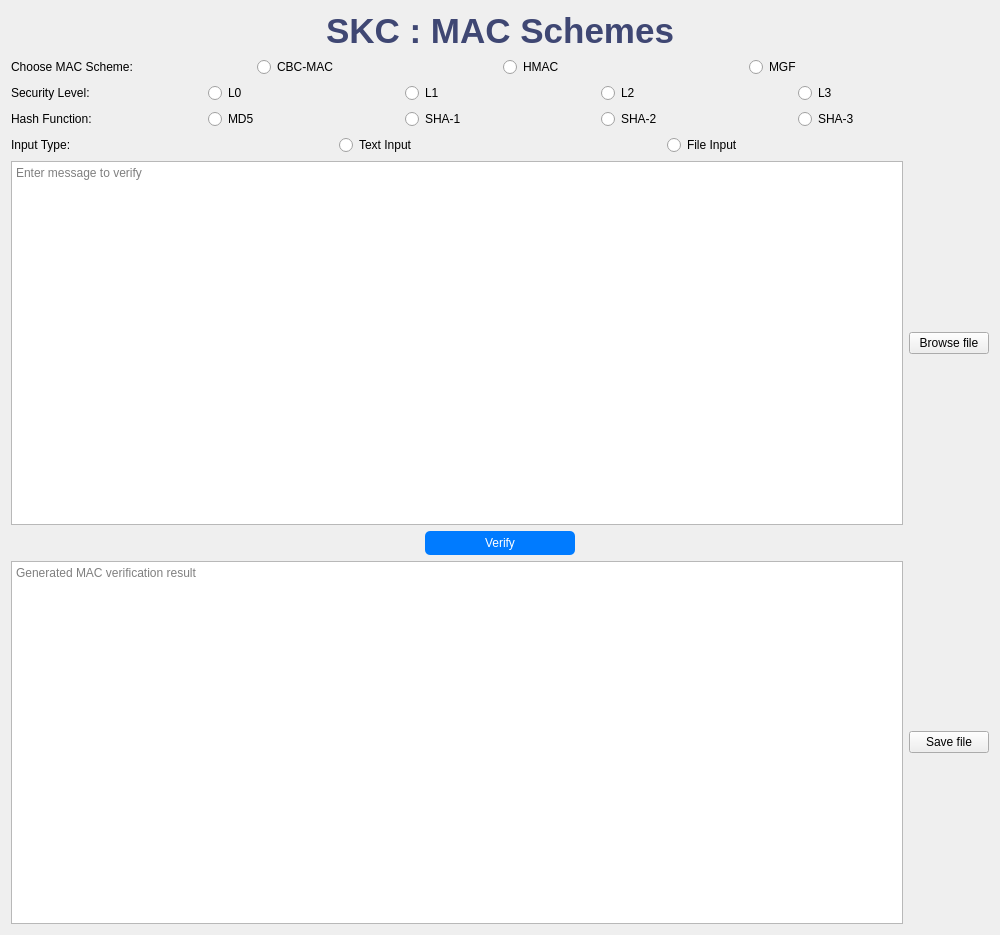
Old version of the form src/frontend/ui_secret_mac.ui in the repository phn210/crypto-calcul.
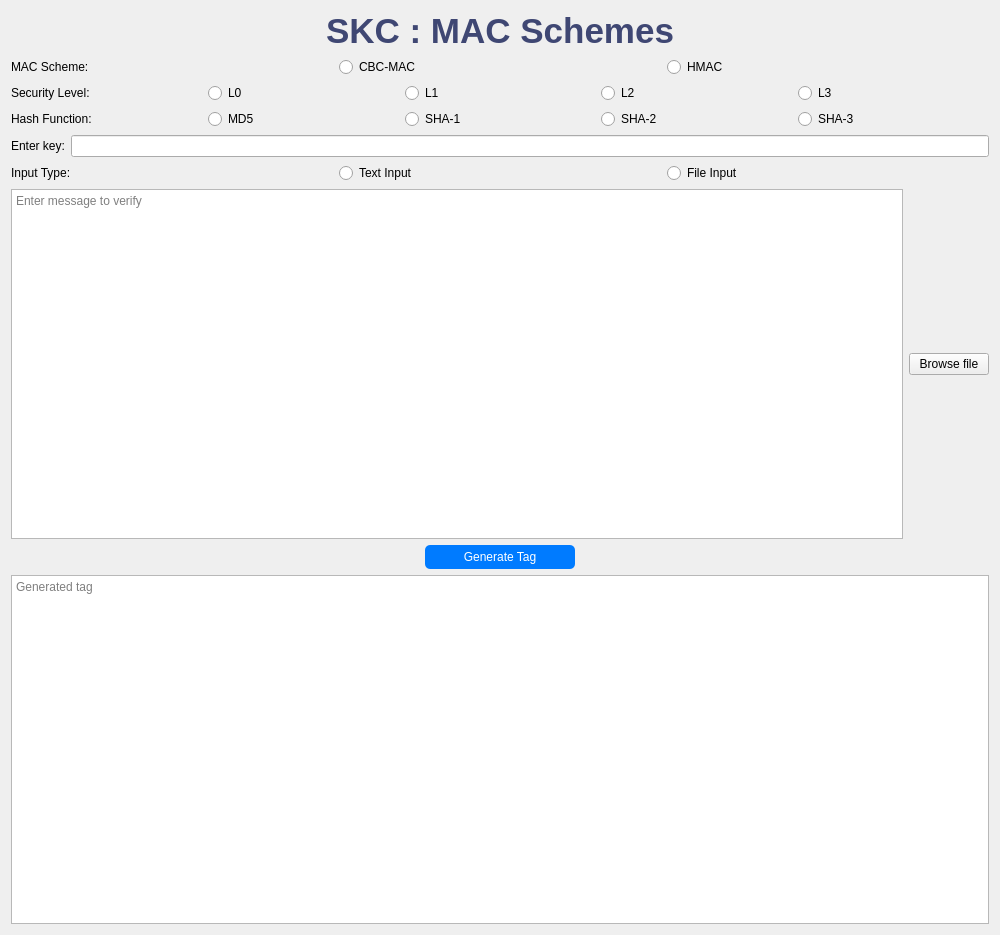
New version of the form.

The edit to the form file:
```diff
--- a/src/frontend/ui_secret_mac.ui
+++ b/src/frontend/ui_secret_mac.ui
@@ -34,7 +34,7 @@
        <item>
         <widget class="QLabel" name="chooseSchemeLabel">
          <property name="text">
-          <string>Choose MAC Scheme:</string>
+          <string>MAC Scheme:</string>
          </property>
         </widget>
        </item>
@@ -52,13 +52,6 @@
          </property>
         </widget>
        </item>
-       <item>
-        <widget class="QRadioButton" name="mgfRadioButton">
-         <property name="text">
-          <string>MGF</string>
-         </property>
-        </widget>
-       </item>
       </layout>
      </item>
     </layout>
@@ -149,6 +142,22 @@
      </item>
     </layout>
    </item>
+
+    <item>
+        <layout class="QHBoxLayout">
+            <item>
+                <widget class="QLabel" name="keyLabel">
+                    <property name="text">
+                        <string>Enter key:</string>
+                    </property>
+                </widget>
+            </item>
+            <item>
+                <widget class="QLineEdit" name="keyLineEdit"/>
+            </item>
+        </layout>
+    </item>
+
    <item>
     <layout class="QHBoxLayout" name="inputTypeLayout">
      <item>
@@ -210,7 +219,7 @@
         <string>background-color: #007BFF; color: white; padding: 5px 10px; border-radius: 5px;</string>
        </property>
        <property name="text">
-        <string>Verify</string>
+        <string>Generate Tag</string>
        </property>
       </widget>
      </item>
@@ -224,14 +233,7 @@
         <bool>true</bool>
        </property>
        <property name="placeholderText">
-        <string>Generated MAC verification result</string>
-       </property>
-      </widget>
-     </item>
-     <item>
-      <widget class="QPushButton" name="saveFileButton">
-       <property name="text">
-        <string>  Save file  </string>
+        <string>Generated tag</string>
        </property>
       </widget>
      </item>
```
